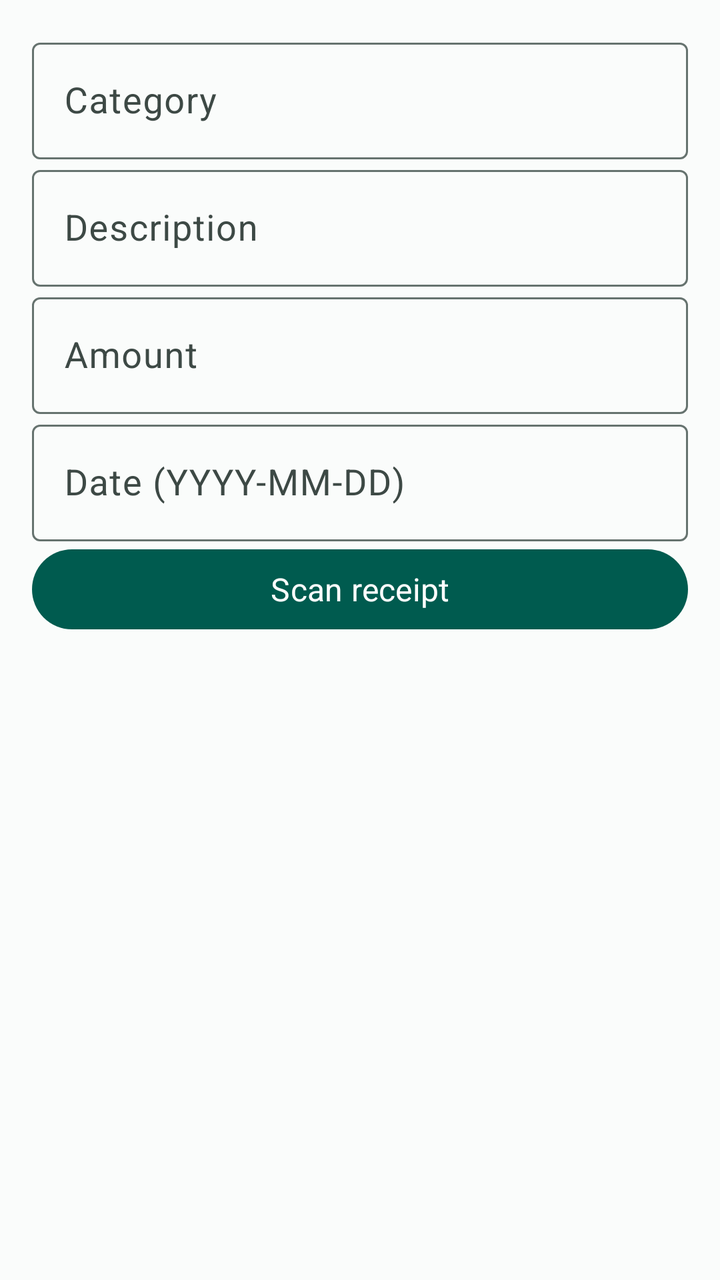
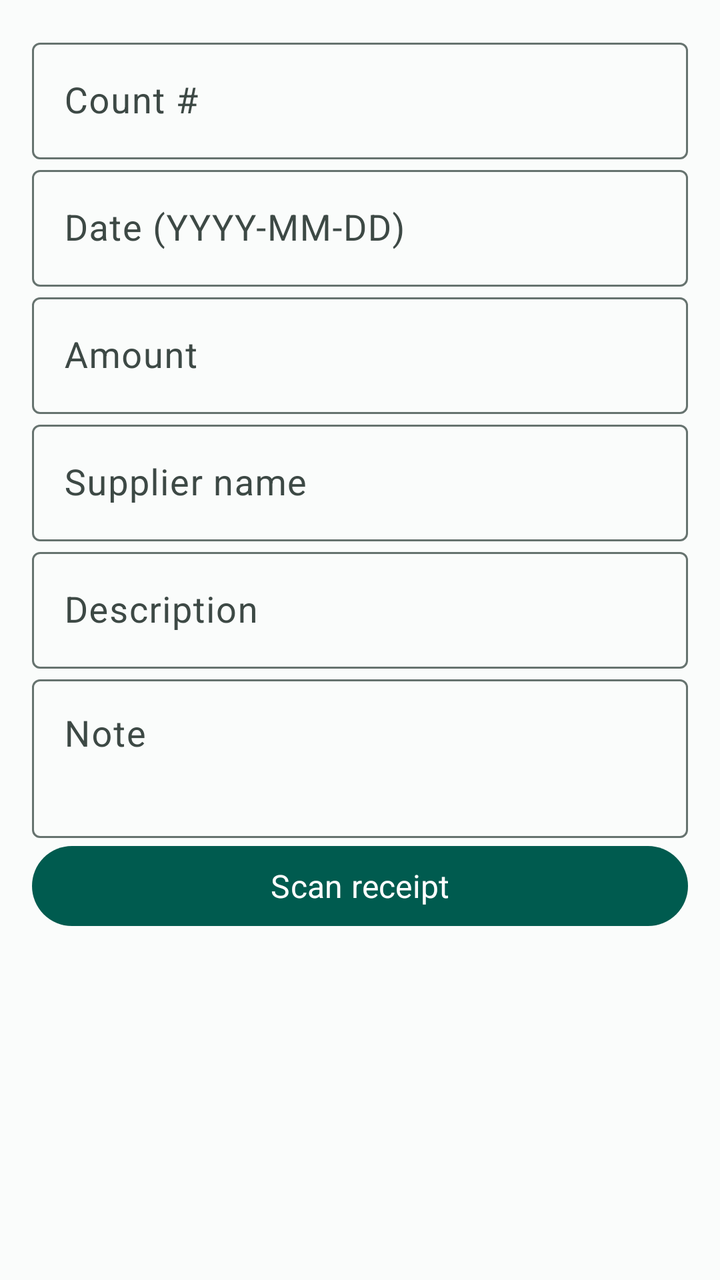

Two renders of the same Android screen: before a commit and after it. Below are the layout's source before the change and the commit's diff.
<!-- AndroidManifest.xml: application theme Theme.KindergartenExpenseTracker -->
<!-- res/layout/dialog_expense.xml -->
<?xml version="1.0" encoding="utf-8"?>
<LinearLayout xmlns:android="http://schemas.android.com/apk/res/android" android:layout_width="match_parent" android:layout_height="wrap_content" android:orientation="vertical" android:padding="@dimen/spacing_md">
    <com.google.android.material.textfield.TextInputLayout android:layout_width="match_parent" android:layout_height="wrap_content" android:hint="@string/category"><com.google.android.material.textfield.TextInputEditText android:id="@+id/categoryInput" android:layout_width="match_parent" android:layout_height="wrap_content" /></com.google.android.material.textfield.TextInputLayout>
    <com.google.android.material.textfield.TextInputLayout android:layout_width="match_parent" android:layout_height="wrap_content" android:hint="@string/description"><com.google.android.material.textfield.TextInputEditText android:id="@+id/descriptionInput" android:layout_width="match_parent" android:layout_height="wrap_content" /></com.google.android.material.textfield.TextInputLayout>
    <com.google.android.material.textfield.TextInputLayout android:layout_width="match_parent" android:layout_height="wrap_content" android:hint="@string/amount"><com.google.android.material.textfield.TextInputEditText android:id="@+id/expenseAmountInput" android:layout_width="match_parent" android:layout_height="wrap_content" android:inputType="numberDecimal" /></com.google.android.material.textfield.TextInputLayout>
    <com.google.android.material.textfield.TextInputLayout android:layout_width="match_parent" android:layout_height="wrap_content" android:hint="@string/date"><com.google.android.material.textfield.TextInputEditText android:id="@+id/expenseDateInput" android:layout_width="match_parent" android:layout_height="wrap_content" /></com.google.android.material.textfield.TextInputLayout>
    <com.google.android.material.button.MaterialButton android:id="@+id/scanExpenseReceiptButton" android:layout_width="match_parent" android:layout_height="wrap_content" android:text="@string/scan_receipt" />
</LinearLayout>
<!-- resources referenced by this layout -->
<resources>
  <dimen name="spacing_md">16dp</dimen>
  <string name="amount">Amount</string>
  <string name="category">Category</string>
  <string name="date">Date (YYYY-MM-DD)</string>
  <string name="description">Description</string>
  <string name="scan_receipt">Scan receipt</string>
  <color name="primary">#005B4F</color>
  <color name="on_primary">#FFFFFF</color>
  <color name="primary_container">#C5F1E7</color>
  <color name="on_primary_container">#00201B</color>
  <color name="secondary">#3F625A</color>
  <color name="on_secondary">#FFFFFF</color>
  <color name="secondary_container">#D2E8E2</color>
  <color name="on_secondary_container">#10201C</color>
  <color name="surface">#FAFCFB</color>
  <color name="surface_variant">#E1E9E6</color>
  <color name="on_surface">#161D1B</color>
  <color name="on_surface_variant">#3D4945</color>
  <color name="outline">#66736F</color>
  <color name="error">#BA1A1A</color>
  <color name="on_error">#FFFFFF</color>
  <color name="primary_dark">#003D35</color>
  <style name="TextAppearance.Kindergarten.BodyLarge" parent="TextAppearance.Material3.BodyLarge">
          <item name="android:fontFamily">sans-serif</item>
          <item name="android:textColor">@color/on_surface</item>
          <item name="android:textSize">18sp</item>
      </style>
  <style name="TextAppearance.Kindergarten.BodyMedium" parent="TextAppearance.Material3.BodyMedium">
          <item name="android:fontFamily">sans-serif</item>
          <item name="android:textColor">@color/on_surface</item>
          <item name="android:textSize">16sp</item>
      </style>
  <style name="TextAppearance.Kindergarten.TitleLarge" parent="TextAppearance.Material3.TitleLarge">
          <item name="android:fontFamily">sans-serif</item>
          <item name="android:textColor">@color/on_surface</item>
          <item name="android:textSize">24sp</item>
          <item name="android:textStyle">bold</item>
      </style>
  <style name="TextAppearance.Kindergarten.HeadlineSmall" parent="TextAppearance.Material3.HeadlineSmall">
          <item name="android:fontFamily">sans-serif</item>
          <item name="android:textColor">@color/on_surface</item>
          <item name="android:textSize">26sp</item>
          <item name="android:textStyle">bold</item>
      </style>
  <style name="TextAppearance.Kindergarten.LabelLarge" parent="TextAppearance.Material3.LabelLarge">
          <item name="android:fontFamily">sans-serif-medium</item>
          <item name="android:textSize">16sp</item>
      </style>
</resources>

<!-- the commit's change to res/layout/dialog_expense.xml (unified diff, before → after) -->
@@ -1,8 +1,10 @@
 <?xml version="1.0" encoding="utf-8"?>
 <LinearLayout xmlns:android="http://schemas.android.com/apk/res/android" android:layout_width="match_parent" android:layout_height="wrap_content" android:orientation="vertical" android:padding="@dimen/spacing_md">
-    <com.google.android.material.textfield.TextInputLayout android:layout_width="match_parent" android:layout_height="wrap_content" android:hint="@string/category"><com.google.android.material.textfield.TextInputEditText android:id="@+id/categoryInput" android:layout_width="match_parent" android:layout_height="wrap_content" /></com.google.android.material.textfield.TextInputLayout>
-    <com.google.android.material.textfield.TextInputLayout android:layout_width="match_parent" android:layout_height="wrap_content" android:hint="@string/description"><com.google.android.material.textfield.TextInputEditText android:id="@+id/descriptionInput" android:layout_width="match_parent" android:layout_height="wrap_content" /></com.google.android.material.textfield.TextInputLayout>
+    <com.google.android.material.textfield.TextInputLayout android:layout_width="match_parent" android:layout_height="wrap_content" android:hint="@string/receipt_number"><com.google.android.material.textfield.TextInputEditText android:id="@+id/receiptNumberInput" android:layout_width="match_parent" android:layout_height="wrap_content" android:inputType="text" /></com.google.android.material.textfield.TextInputLayout>
+    <com.google.android.material.textfield.TextInputLayout android:layout_width="match_parent" android:layout_height="wrap_content" android:hint="@string/date"><com.google.android.material.textfield.TextInputEditText android:id="@+id/expenseDateInput" android:layout_width="match_parent" android:layout_height="wrap_content" /></com.google.android.material.textfield.TextInputLayout>
     <com.google.android.material.textfield.TextInputLayout android:layout_width="match_parent" android:layout_height="wrap_content" android:hint="@string/amount"><com.google.android.material.textfield.TextInputEditText android:id="@+id/expenseAmountInput" android:layout_width="match_parent" android:layout_height="wrap_content" android:inputType="numberDecimal" /></com.google.android.material.textfield.TextInputLayout>
-    <com.google.android.material.textfield.TextInputLayout android:layout_width="match_parent" android:layout_height="wrap_content" android:hint="@string/date"><com.google.android.material.textfield.TextInputEditText android:id="@+id/expenseDateInput" android:layout_width="match_parent" android:layout_height="wrap_content" /></com.google.android.material.textfield.TextInputLayout>
+    <com.google.android.material.textfield.TextInputLayout android:layout_width="match_parent" android:layout_height="wrap_content" android:hint="@string/supplier_name"><com.google.android.material.textfield.TextInputEditText android:id="@+id/supplierNameInput" android:layout_width="match_parent" android:layout_height="wrap_content" android:inputType="textCapWords" /></com.google.android.material.textfield.TextInputLayout>
+    <com.google.android.material.textfield.TextInputLayout android:layout_width="match_parent" android:layout_height="wrap_content" android:hint="@string/description"><com.google.android.material.textfield.TextInputEditText android:id="@+id/descriptionInput" android:layout_width="match_parent" android:layout_height="wrap_content" android:inputType="textCapSentences" /></com.google.android.material.textfield.TextInputLayout>
+    <com.google.android.material.textfield.TextInputLayout android:layout_width="match_parent" android:layout_height="wrap_content" android:hint="@string/note"><com.google.android.material.textfield.TextInputEditText android:id="@+id/expenseNoteInput" android:layout_width="match_parent" android:layout_height="wrap_content" android:gravity="top|start" android:inputType="textCapSentences|textMultiLine" android:maxLines="3" android:minLines="2" /></com.google.android.material.textfield.TextInputLayout>
     <com.google.android.material.button.MaterialButton android:id="@+id/scanExpenseReceiptButton" android:layout_width="match_parent" android:layout_height="wrap_content" android:text="@string/scan_receipt" />
 </LinearLayout>
<!-- resource entries referenced after the edit -->
@@ -2,10 +2,12 @@
 <resources>
   <dimen name="spacing_md">16dp</dimen>
   <string name="amount">Amount</string>
-  <string name="category">Category</string>
   <string name="date">Date (YYYY-MM-DD)</string>
   <string name="description">Description</string>
+  <string name="note">Note</string>
+  <string name="receipt_number">Count #</string>
   <string name="scan_receipt">Scan receipt</string>
+  <string name="supplier_name">Supplier name</string>
   <color name="primary">#005B4F</color>
   <color name="on_primary">#FFFFFF</color>
   <color name="primary_container">#C5F1E7</color>
